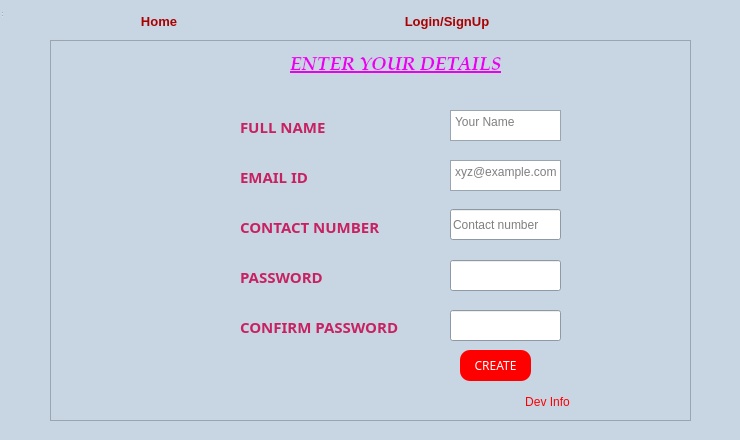
Before: the Qt Designer form SignUpWindow.ui in sarthakforwet/Attendance-Record-Management-System, drawn with Qt 5.
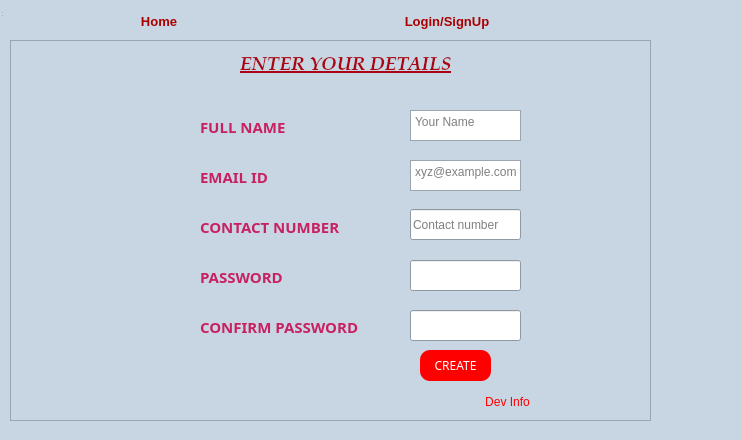
After: the same form once the commit is applied.

Patch:
```diff
--- a/SignUpWindow.ui
+++ b/SignUpWindow.ui
@@ -6,7 +6,7 @@
    <rect>
     <x>0</x>
     <y>0</y>
-    <width>740</width>
+    <width>741</width>
     <height>440</height>
    </rect>
   </property>
@@ -89,7 +89,7 @@
    <widget class="QFrame" name="frame">
     <property name="geometry">
      <rect>
-      <x>40</x>
+      <x>0</x>
       <y>40</y>
       <width>641</width>
       <height>381</height>
@@ -1016,6 +1016,66 @@
       <string>CONFIRM PASSWORD</string>
      </property>
     </widget>
+    <widget class="QLabel" name="label_4">
+     <property name="geometry">
+      <rect>
+       <x>230</x>
+       <y>10</y>
+       <width>271</width>
+       <height>31</height>
+      </rect>
+     </property>
+     <property name="palette">
+      <palette>
+       <active>
+        <colorrole role="WindowText">
+         <brush brushstyle="SolidPattern">
+          <color alpha="255">
+           <red>170</red>
+           <green>4</green>
+           <blue>20</blue>
+          </color>
+         </brush>
+        </colorrole>
+       </active>
+       <inactive>
+        <colorrole role="WindowText">
+         <brush brushstyle="SolidPattern">
+          <color alpha="255">
+           <red>170</red>
+           <green>4</green>
+           <blue>20</blue>
+          </color>
+         </brush>
+        </colorrole>
+       </inactive>
+       <disabled>
+        <colorrole role="WindowText">
+         <brush brushstyle="SolidPattern">
+          <color alpha="255">
+           <red>120</red>
+           <green>120</green>
+           <blue>120</blue>
+          </color>
+         </brush>
+        </colorrole>
+       </disabled>
+      </palette>
+     </property>
+     <property name="font">
+      <font>
+       <family>Palatino Linotype</family>
+       <pointsize>14</pointsize>
+       <weight>75</weight>
+       <italic>true</italic>
+       <bold>true</bold>
+       <underline>true</underline>
+      </font>
+     </property>
+     <property name="text">
+      <string>ENTER YOUR DETAILS</string>
+     </property>
+    </widget>
    </widget>
    <widget class="QPushButton" name="login_signUp">
     <property name="geometry">
@@ -1132,66 +1192,6 @@
      <bool>true</bool>
     </property>
    </widget>
-   <widget class="QLabel" name="label_4">
-    <property name="geometry">
-     <rect>
-      <x>280</x>
-      <y>50</y>
-      <width>271</width>
-      <height>31</height>
-     </rect>
-    </property>
-    <property name="palette">
-     <palette>
-      <active>
-       <colorrole role="WindowText">
-        <brush brushstyle="SolidPattern">
-         <color alpha="255">
-          <red>231</red>
-          <green>1</green>
-          <blue>238</blue>
-         </color>
-        </brush>
-       </colorrole>
-      </active>
-      <inactive>
-       <colorrole role="WindowText">
-        <brush brushstyle="SolidPattern">
-         <color alpha="255">
-          <red>231</red>
-          <green>1</green>
-          <blue>238</blue>
-         </color>
-        </brush>
-       </colorrole>
-      </inactive>
-      <disabled>
-       <colorrole role="WindowText">
-        <brush brushstyle="SolidPattern">
-         <color alpha="255">
-          <red>120</red>
-          <green>120</green>
-          <blue>120</blue>
-         </color>
-        </brush>
-       </colorrole>
-      </disabled>
-     </palette>
-    </property>
-    <property name="font">
-     <font>
-      <family>Palatino Linotype</family>
-      <pointsize>14</pointsize>
-      <weight>75</weight>
-      <italic>true</italic>
-      <bold>true</bold>
-      <underline>true</underline>
-     </font>
-    </property>
-    <property name="text">
-     <string>ENTER YOUR DETAILS</string>
-    </property>
-   </widget>
   </widget>
   <widget class="QStatusBar" name="statusbar">
    <property name="geometry">
```
